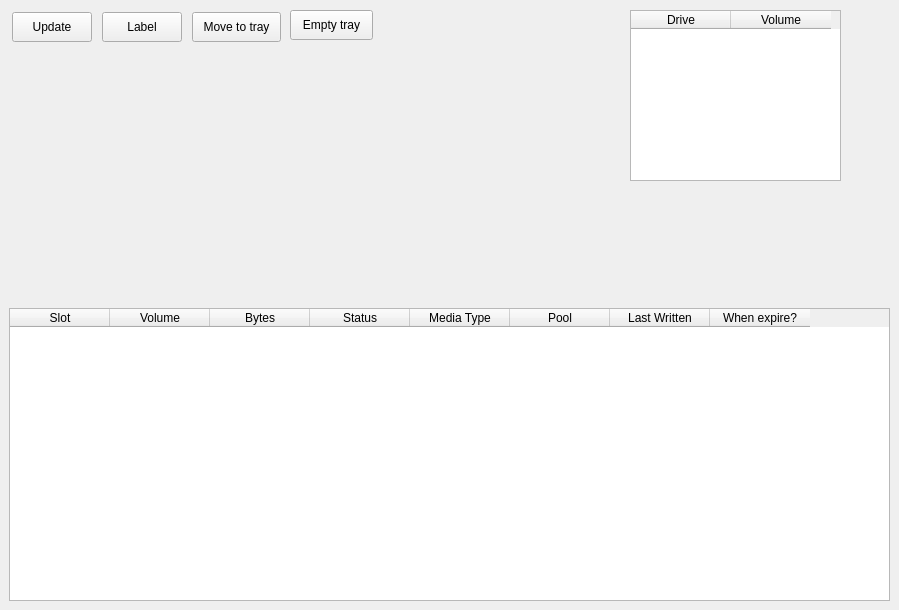
Qt form bacula/src/qt-console/storage/content.ui (rkorzeniewski/bacula) before a commit.
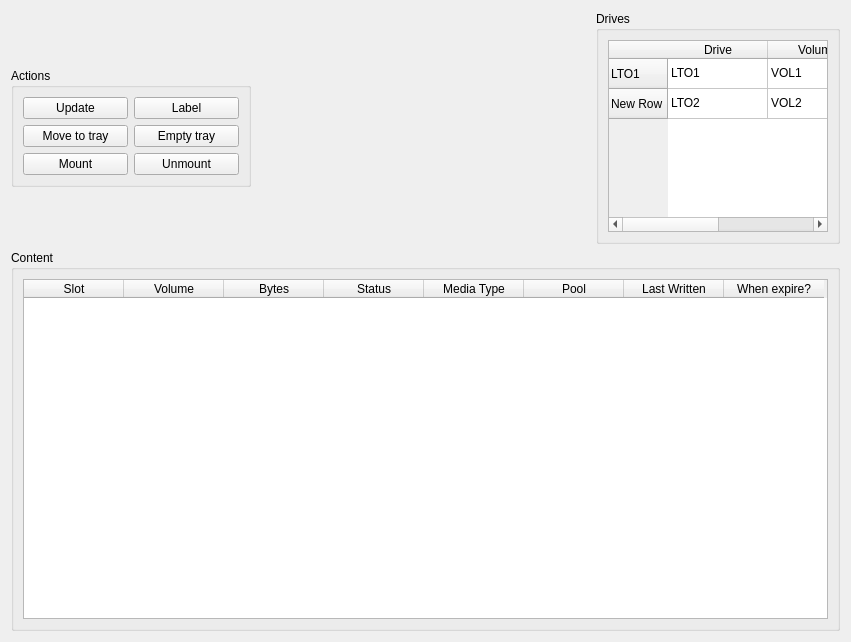
The same form after that commit. Icons and pictures are not drawn.

Commit message: continue storage content panel

What changed in the file:
```diff
--- a/bacula/src/qt-console/storage/content.ui
+++ b/bacula/src/qt-console/storage/content.ui
@@ -5,22 +5,179 @@
    <rect>
     <x>0</x>
     <y>0</y>
-    <width>899</width>
-    <height>610</height>
+    <width>851</width>
+    <height>642</height>
    </rect>
   </property>
   <property name="windowTitle" >
    <string>Form</string>
   </property>
+  <layout class="QVBoxLayout" >
+   <item>
+    <layout class="QHBoxLayout" >
+     <item>
+      <widget class="QGroupBox" name="groupBox" >
+       <property name="sizePolicy" >
+        <sizepolicy vsizetype="Fixed" hsizetype="Fixed" >
+         <horstretch>0</horstretch>
+         <verstretch>0</verstretch>
+        </sizepolicy>
+       </property>
+       <property name="minimumSize" >
+        <size>
+         <width>240</width>
+         <height>110</height>
+        </size>
+       </property>
+       <property name="title" >
+        <string>Actions</string>
+       </property>
+       <layout class="QGridLayout" >
+        <item row="0" column="0" >
+         <widget class="QPushButton" name="pbUpdate" >
+          <property name="text" >
+           <string>Update</string>
+          </property>
+          <property name="icon" >
+           <iconset resource="../main.qrc" >:/images/view-refresh.png</iconset>
+          </property>
+         </widget>
+        </item>
+        <item row="0" column="1" >
+         <widget class="QPushButton" name="pbLabel" >
+          <property name="text" >
+           <string>Label</string>
+          </property>
+          <property name="icon" >
+           <iconset resource="../main.qrc" >:/images/label.png</iconset>
+          </property>
+         </widget>
+        </item>
+        <item row="1" column="0" >
+         <widget class="QPushButton" name="pbMoveToTray" >
+          <property name="text" >
+           <string>Move to tray</string>
+          </property>
+          <property name="icon" >
+           <iconset resource="../main.qrc" >:/images/extern.png</iconset>
+          </property>
+         </widget>
+        </item>
+        <item row="1" column="1" >
+         <widget class="QPushButton" name="pbEmptyTray" >
+          <property name="text" >
+           <string>Empty tray</string>
+          </property>
+          <property name="icon" >
+           <iconset resource="../main.qrc" >:/images/intern.png</iconset>
+          </property>
+         </widget>
+        </item>
+        <item row="2" column="0" >
+         <widget class="QPushButton" name="pushButton" >
+          <property name="text" >
+           <string>Mount</string>
+          </property>
+         </widget>
+        </item>
+        <item row="2" column="1" >
+         <widget class="QPushButton" name="pushButton_2" >
+          <property name="text" >
+           <string>Unmount</string>
+          </property>
+         </widget>
+        </item>
+       </layout>
+      </widget>
+     </item>
+     <item>
+      <spacer>
+       <property name="orientation" >
+        <enum>Qt::Horizontal</enum>
+       </property>
+       <property name="sizeHint" >
+        <size>
+         <width>392</width>
+         <height>20</height>
+        </size>
+       </property>
+      </spacer>
+     </item>
+     <item>
+      <widget class="QGroupBox" name="groupBox_3" >
+       <property name="title" >
+        <string>Drives</string>
+       </property>
+       <layout class="QVBoxLayout" >
+        <item>
+         <widget class="QTableWidget" name="tableDrive" >
+          <property name="sizePolicy" >
+           <sizepolicy vsizetype="Fixed" hsizetype="Fixed" >
+            <horstretch>0</horstretch>
+            <verstretch>0</verstretch>
+           </sizepolicy>
+          </property>
+          <property name="minimumSize" >
+           <size>
+            <width>220</width>
+            <height>100</height>
+           </size>
+          </property>
+          <row>
+           <property name="text" >
+            <string>LTO1</string>
+           </property>
+          </row>
+          <row>
+           <property name="text" >
+            <string>New Row</string>
+           </property>
+          </row>
+          <column>
+           <property name="text" >
+            <string>Drive</string>
+           </property>
+          </column>
+          <column>
+           <property name="text" >
+            <string>Volume</string>
+           </property>
+          </column>
+          <item row="0" column="0" >
+           <property name="text" >
+            <string>LTO1</string>
+           </property>
+          </item>
+          <item row="0" column="1" >
+           <property name="text" >
+            <string>VOL1</string>
+           </property>
+          </item>
+          <item row="1" column="0" >
+           <property name="text" >
+            <string>LTO2</string>
+           </property>
+          </item>
+          <item row="1" column="1" >
+           <property name="text" >
+            <string>VOL2</string>
+           </property>
+          </item>
+         </widget>
+        </item>
+       </layout>
+      </widget>
+     </item>
+    </layout>
+   </item>
+   <item>
+    <widget class="QGroupBox" name="groupBox_2" >
+     <property name="title" >
+      <string>Content</string>
+     </property>
+     <layout class="QHBoxLayout" >
+      <item>
   <widget class="QTableWidget" name="tableContent" >
-   <property name="geometry" >
-    <rect>
-     <x>9</x>
-     <y>308</y>
-     <width>881</width>
-     <height>293</height>
-    </rect>
-   </property>
    <column>
     <property name="text" >
      <string>Slot</string>
@@ -62,78 +219,11 @@
     </property>
    </column>
   </widget>
-  <widget class="QTableWidget" name="tableWidget_2" >
-   <property name="geometry" >
-    <rect>
-     <x>630</x>
-     <y>10</y>
-     <width>211</width>
-     <height>171</height>
-    </rect>
-   </property>
-   <column>
-    <property name="text" >
-     <string>Drive</string>
-    </property>
-   </column>
-   <column>
-    <property name="text" >
-     <string>Volume</string>
-    </property>
-   </column>
-  </widget>
-  <widget class="QPushButton" name="pushButton" >
-   <property name="geometry" >
-    <rect>
-     <x>12</x>
-     <y>12</y>
-     <width>80</width>
-     <height>30</height>
-    </rect>
-   </property>
-   <property name="text" >
-    <string>Update</string>
-   </property>
-  </widget>
-  <widget class="QPushButton" name="pushButton_2" >
-   <property name="geometry" >
-    <rect>
-     <x>102</x>
-     <y>12</y>
-     <width>80</width>
-     <height>30</height>
-    </rect>
-   </property>
-   <property name="text" >
-    <string>Label</string>
-   </property>
-  </widget>
-  <widget class="QPushButton" name="pushButton_3" >
-   <property name="geometry" >
-    <rect>
-     <x>192</x>
-     <y>12</y>
-     <width>89</width>
-     <height>30</height>
-    </rect>
-   </property>
-   <property name="text" >
-    <string>Move to tray</string>
-   </property>
-  </widget>
-  <widget class="QPushButton" name="pushButton_4" >
-   <property name="geometry" >
-    <rect>
-     <x>290</x>
-     <y>10</y>
-     <width>83</width>
-     <height>30</height>
-    </rect>
-   </property>
-   <property name="text" >
-    <string>Empty tray</string>
-   </property>
-  </widget>
+      </item>
+     </layout>
+    </widget>
+   </item>
+  </layout>
  </widget>
  <resources>
   <include location="../main.qrc" />
```
Left out of the diff: 4 changed lines with no effect on the pictures. Lines whose indentation alone changed are shown as unchanged. The commit also changes 5 other files.
